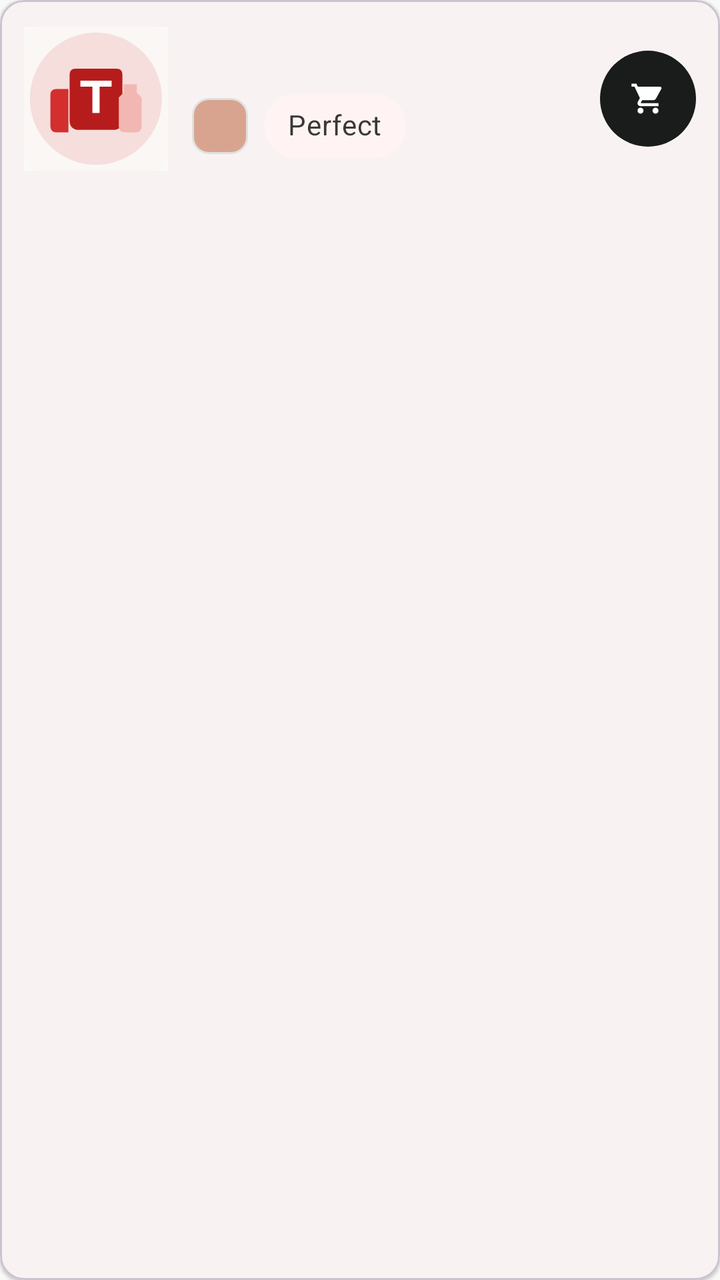
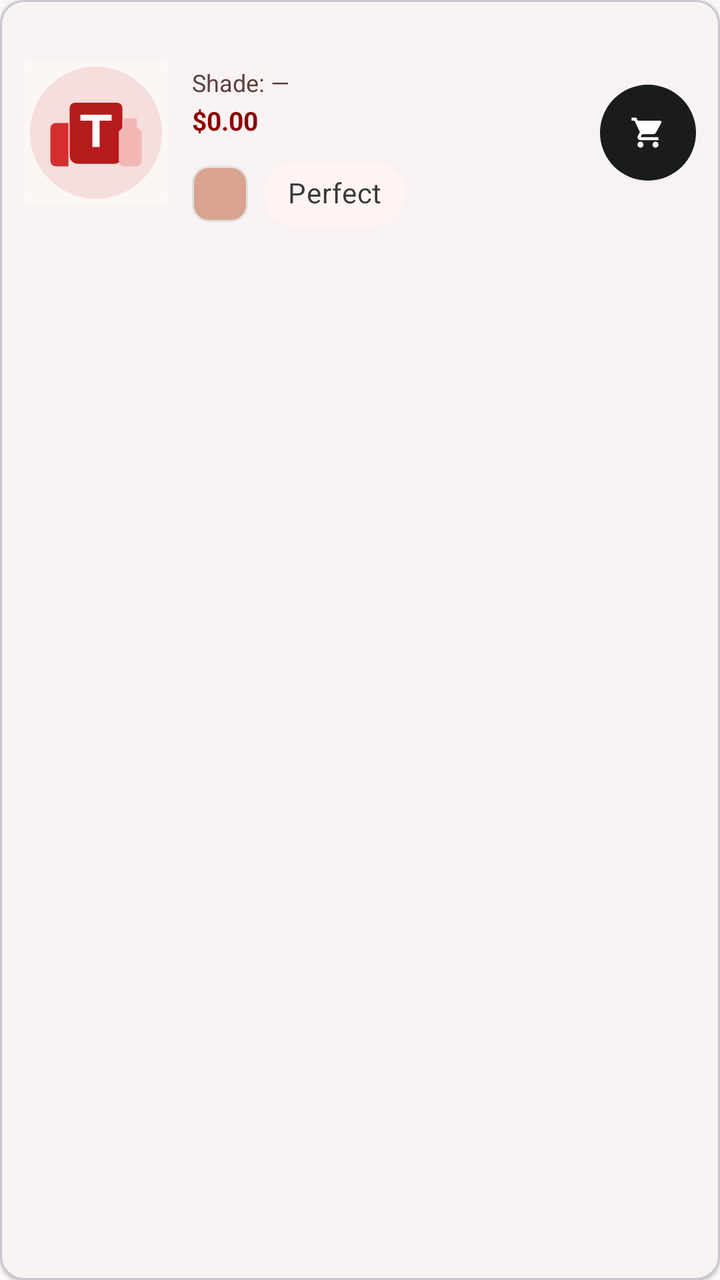

Compare the two renders of this Android layout. The source of the first and the diff that turns it into the second are given below.
<!-- AndroidManifest.xml: application theme Theme.TirTirMCommerce -->
<!-- res/layout/item_cushion_match.xml -->
<?xml version="1.0" encoding="utf-8"?>
<com.google.android.material.card.MaterialCardView xmlns:android="http://schemas.android.com/apk/res/android"
    xmlns:app="http://schemas.android.com/apk/res-auto"
    android:layout_width="match_parent"
    android:layout_height="wrap_content"
    android:layout_marginBottom="10dp"
    app:cardBackgroundColor="@color/tirtir_white"
    app:cardCornerRadius="12dp"
    app:cardElevation="1dp">

    <LinearLayout
        android:layout_width="match_parent"
        android:layout_height="wrap_content"
        android:gravity="center_vertical"
        android:orientation="horizontal"
        android:padding="12dp">

        <ImageView
            android:id="@+id/ivCushionThumb"
            android:layout_width="72dp"
            android:layout_height="72dp"
            android:background="@color/tirtir_off_white"
            android:scaleType="centerCrop"
            android:src="@drawable/ic_product_placeholder" />

        <LinearLayout
            android:layout_width="0dp"
            android:layout_height="wrap_content"
            android:layout_marginStart="12dp"
            android:layout_weight="1"
            android:orientation="vertical">

            <TextView
                android:id="@+id/tvCushionName"
                android:layout_width="match_parent"
                android:layout_height="wrap_content"
                android:maxLines="2"
                android:ellipsize="end"
                android:textColor="@color/tirtir_black"
                android:textSize="14sp"
                android:textStyle="bold" />

            <LinearLayout
                android:layout_width="match_parent"
                android:layout_height="wrap_content"
                android:layout_marginTop="8dp"
                android:gravity="center_vertical"
                android:orientation="horizontal">

                <View
                    android:id="@+id/viewShadeSwatch"
                    android:layout_width="28dp"
                    android:layout_height="28dp"
                    android:background="@drawable/bg_shade_swatch" />

                <com.google.android.material.chip.Chip
                    android:id="@+id/chipMatchQuality"
                    style="@style/Widget.MaterialComponents.Chip.Action"
                    android:layout_width="wrap_content"
                    android:layout_height="wrap_content"
                    android:layout_marginStart="8dp"
                    android:text="Perfect"
                    app:chipBackgroundColor="@color/tirtir_red_surface" />
            </LinearLayout>
        </LinearLayout>

        <com.google.android.material.button.MaterialButton
            android:id="@+id/btnAddCushionToCart"
            android:layout_width="48dp"
            android:layout_height="48dp"
            android:contentDescription="@string/btn_add_to_cart"
            android:insetTop="0dp"
            android:insetBottom="0dp"
            android:padding="0dp"
            app:backgroundTint="@color/tirtir_black"
            app:cornerRadius="24dp"
            app:icon="@drawable/ic_cart"
            app:iconGravity="textStart"
            app:iconPadding="0dp"
            app:iconTint="@color/tirtir_white" />
    </LinearLayout>
</com.google.android.material.card.MaterialCardView>
<!-- resources referenced by this layout -->
<resources>
  <color name="tirtir_black">#1A1C1C</color>
  <color name="tirtir_off_white">#F9F9F9</color>
  <color name="tirtir_red_surface">#FFF4F3</color>
  <color name="tirtir_white">#FFFFFF</color>
  <!-- drawable bg_shade_swatch (drawable) -->
  <?xml version="1.0" encoding="utf-8"?>
  <shape xmlns:android="http://schemas.android.com/apk/res/android">
      <solid android:color="#D9A48F" />
      <stroke
          android:width="1dp"
          android:color="@color/tirtir_border_gray" />
      <corners android:radius="8dp" />
  </shape>
  <!-- drawable ic_cart (drawable) -->
  <vector xmlns:android="http://schemas.android.com/apk/res/android"
      android:width="24dp"
      android:height="24dp"
      android:viewportWidth="24.0"
      android:viewportHeight="24.0"
      android:tint="?attr/colorControlNormal">
    <path
        android:fillColor="#FF000000"
        android:pathData="M7,18c-1.1,0 -1.99,0.9 -1.99,2S5.9,22 7,22s2,-0.9 2,-2 -0.9,-2 -2,-2zM1,2v2h2l3.6,7.59 -1.35,2.45c-0.16,0.28 -0.25,0.61 -0.25,0.96 0,1.1 0.9,2 2,2h12v-2H7.42c-0.14,0 -0.25,-0.11 -0.25,-0.25l0.03,-0.12 0.9,-1.63h7.45c0.75,0 1.41,-0.41 1.75,-1.03l3.58,-6.49c0.08,-0.14 0.12,-0.31 0.12,-0.48 0,-0.55 -0.45,-1 -1,-1H5.21l-0.94,-2H1zM17,18c-1.1,0 -1.99,0.9 -1.99,2s0.89,2 1.99,2 2,-0.9 2,-2 -0.9,-2 -2,-2z"/>
  </vector>
  <!-- drawable ic_product_placeholder (drawable) -->
  <?xml version="1.0" encoding="utf-8"?>
  <layer-list xmlns:android="http://schemas.android.com/apk/res/android">
      <item>
          <shape android:shape="rectangle">
              <solid android:color="#FAF7F5" />
              <corners android:radius="12dp" />
          </shape>
      </item>
      <item
          android:width="108dp"
          android:height="108dp"
          android:gravity="center"
          android:drawable="@drawable/ic_tirtir_product_silhouette" />
  </layer-list>
  <string name="btn_add_to_cart">Add to Cart</string>
  <style name="Theme.TirTirMCommerce" parent="Base.Theme.TirTirMCommerce" />
  <color name="tirtir_border_gray">#E0E0E0</color>
  <!-- drawable ic_tirtir_product_silhouette (drawable) -->
  <?xml version="1.0" encoding="utf-8"?>
  <vector xmlns:android="http://schemas.android.com/apk/res/android"
      android:width="120dp"
      android:height="120dp"
      android:viewportWidth="120"
      android:viewportHeight="120">
  
      
      <path
          android:fillColor="#F5DEDC"
          android:pathData="M60,5 A55,55 0,1 1,59.9 5" />
      <path
          android:fillColor="#B71C1C"
          android:pathData="M43,35 L77,35 Q82,35 82,40 L82,78 Q82,86 74,86 L46,86 Q38,86 38,78 L38,40 Q38,35 43,35" />
      <path
          android:fillColor="#FFFFFF"
          android:pathData="M47,45 L73,45 L73,50 L63,50 L63,72 L57,72 L57,50 L47,50 Z" />
      <path
          android:fillColor="#D32F2F"
          android:pathData="M22,57 Q22,52 27,52 L37,52 L37,88 L27,88 Q22,88 22,83 Z" />
      <path
          android:fillColor="#F2B7B3"
          android:pathData="M83,48 L94,48 L94,55 L98,59 L98,83 Q98,88 93,88 L84,88 Q79,88 79,83 L79,59 L83,55 Z" />
  </vector>
  <color name="tirtir_red_primary">#8B0000</color>
  <color name="tirtir_red_dark">#610000</color>
  <color name="tirtir_error">#D32F2F</color>
  <!-- unchanged entries left out for length: 1 -->
</resources>

<!-- the commit's change to res/layout/item_cushion_match.xml (unified diff, before → after) -->
@@ -40,10 +40,29 @@
                 android:textSize="14sp"
                 android:textStyle="bold" />
 
+            <TextView
+                android:id="@+id/tvCushionShade"
+                android:layout_width="match_parent"
+                android:layout_height="wrap_content"
+                android:layout_marginTop="2dp"
+                android:text="Shade: —"
+                android:textColor="@color/tirtir_text_secondary"
+                android:textSize="12sp" />
+
+            <TextView
+                android:id="@+id/tvCushionPrice"
+                android:layout_width="match_parent"
+                android:layout_height="wrap_content"
+                android:layout_marginTop="2dp"
+                android:text="$0.00"
+                android:textColor="@color/tirtir_red_primary"
+                android:textSize="13sp"
+                android:textStyle="bold" />
+
             <LinearLayout
                 android:layout_width="match_parent"
                 android:layout_height="wrap_content"
-                android:layout_marginTop="8dp"
+                android:layout_marginTop="4dp"
                 android:gravity="center_vertical"
                 android:orientation="horizontal">
 
<!-- resource entries referenced after the edit -->
@@ -3,6 +3,7 @@
   <color name="tirtir_black">#1A1C1C</color>
   <color name="tirtir_off_white">#F9F9F9</color>
   <color name="tirtir_red_surface">#FFF4F3</color>
+  <color name="tirtir_text_secondary">#5A403C</color>
   <color name="tirtir_white">#FFFFFF</color>
   <!-- drawable bg_shade_swatch (drawable) -->
   <?xml version="1.0" encoding="utf-8"?>
